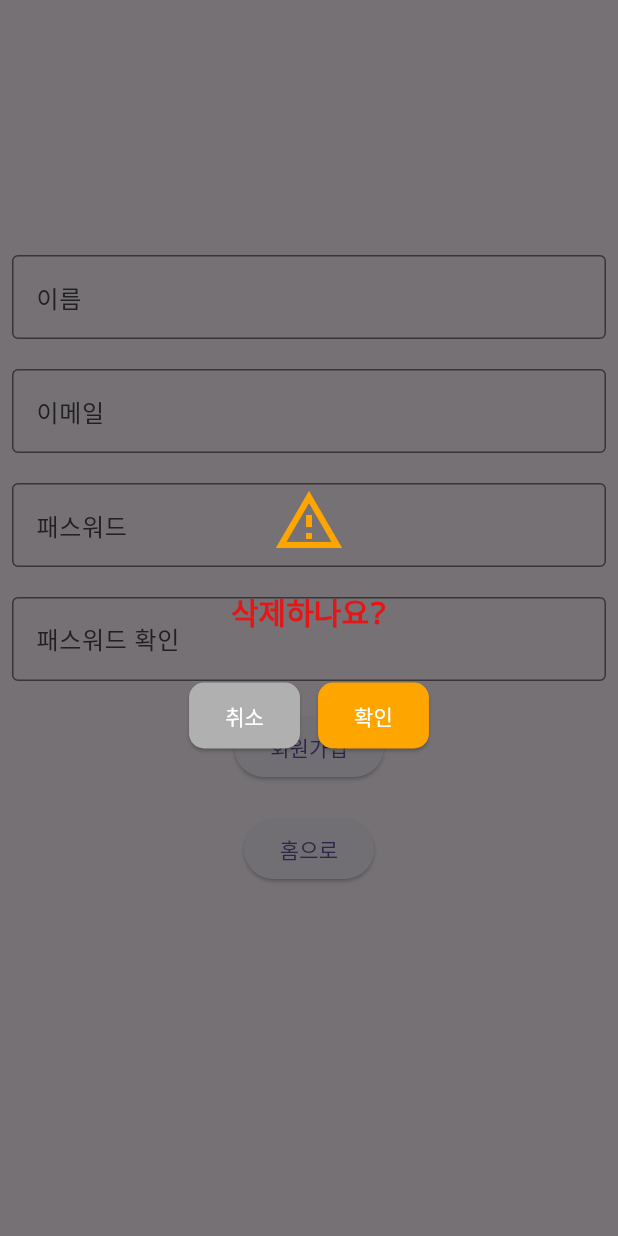
After one commit to Y8282/Brainrot_flutter, a Flutter app: the screen it shows after launch, after a tap on "회원가입", after a tap on "홈으로", on a phone screen of 412 x 824 dp. The commit adds this screen. Run offline on Flutter 3.47's test engine with Material 3 defaults, Android fonts, the phone set to English and light mode, and no system bars; our stand-ins replace dio, flutter_dotenv, flutter_riverpod, flutter_secure_storage, go_router.

Commit message:
'공통위젯,회원가입'

```diff
--- /dev/null
+++ b/devtools_options.yaml
@@ -0,0 +1,3 @@
+description: This file stores settings for Dart & Flutter DevTools.
+documentation: https://docs.flutter.dev/tools/devtools/extensions#configure-extension-enablement-states
+extensions:
--- /dev/null
+++ b/lib/common/color.dart
@@ -0,0 +1,15 @@
+import 'package:flutter/material.dart';
+
+class ColorStyles{
+  // 기본 색상
+  static const Color black = Color(0xFF000000);     // 기본 블랙
+  static const Color white = Color(0xFFFFFFFF);     // 기본 화이트
+  static const Color navy = Color(0xFF001F3F);      // 네이비
+  static const Color blue = Color(0xFF007BFF);      // 블루
+  static const Color gray = Color(0xFFB0B0B0);      // 회색
+  static const Color orange = Color(0xFFFFA500);    // 주황
+  static const Color green = Color(0xFFB3E5FC);     // 연초록
+  static const Color yellow = Color(0xFFFFEB3B);    // 노랑
+  static const Color red = Color(0xFFE62E2E);       // 빨강
+
+}
--- /dev/null
+++ b/lib/common/message.dart
@@ -0,0 +1,169 @@
+import 'package:brainrot_flutter/common/color.dart';
+import 'package:flutter/material.dart';
+
+enum MessagePopupType {
+  information, // 정보용 팝업
+  warning, // 경고용 팝업
+  error, // 에러 알림 팝업
+  question // 사용자 선택이 필요한 질문 팝업
+}
+
+enum MessageBottomButtonType {
+  yes, // 확인 버튼만 있는 팝업
+  yesno // 확인 + 취소 버튼 있는 팝업
+}
+
+class MessageBoxWidget extends StatelessWidget {
+  final String message;
+  final MessagePopupType messagePopupType;
+  final MessageBottomButtonType messageBottomButtonType;
+
+  const MessageBoxWidget({
+    required this.message,
+    required this.messagePopupType,
+    this.messageBottomButtonType = MessageBottomButtonType.yes,
+    super.key,
+  });
+
+  // 배경색
+  Color get backgroundColor {
+    switch (messagePopupType) {
+      case MessagePopupType.information:
+        return ColorStyles.blue;
+      case MessagePopupType.warning:
+        return ColorStyles.yellow;
+      case MessagePopupType.error:
+        return ColorStyles.red;
+      case MessagePopupType.question:
+        return ColorStyles.green;
+    }
+  }
+
+  // 아이콘
+  IconData get icon {
+    switch (messagePopupType) {
+      case MessagePopupType.information:
+        return Icons.info_outline;
+      case MessagePopupType.warning:
+        return Icons.warning_amber_outlined;
+      case MessagePopupType.error:
+        return Icons.error_outline;
+      case MessagePopupType.question:
+        return Icons.help_outline;
+    }
+  }
+
+  // 아이콘 색상
+  Color get iconColor {
+    switch (messagePopupType) {
+      case MessagePopupType.information:
+        return ColorStyles.blue;
+      case MessagePopupType.warning:
+        return ColorStyles.orange;
+      case MessagePopupType.error:
+        return ColorStyles.red;
+      case MessagePopupType.question:
+        return ColorStyles.green;
+    }
+  }
+
+  @override
+  Widget build(BuildContext context) {
+    return Center(
+      child: SizedBox(
+        width: 200,
+        child: Column(
+          mainAxisSize: MainAxisSize.min,
+          children: [
+            Icon(icon, size: 48, color: iconColor),
+            const SizedBox(height: 16),
+            Padding(
+              padding: const EdgeInsets.all(6),
+              child: ConstrainedBox(
+                constraints: BoxConstraints(maxHeight: 150),
+                child: Text(
+                  message,
+                  style:
+                      TextStyle(fontSize: 20, decoration: TextDecoration.none),
+                  textAlign: TextAlign.center,
+                ),
+              ),
+            ),
+            const SizedBox(height: 24),
+            buildButtons(context),
+          ],
+        ),
+      ),
+    );
+  }
+
+  Widget buildButtons(BuildContext context) {
+    final isYesNo = messageBottomButtonType == MessageBottomButtonType.yesno;
+    final isYesOnly = messageBottomButtonType == MessageBottomButtonType.yes;
+
+    final Color confirmColor = iconColor;
+
+    return Row(
+      mainAxisAlignment: MainAxisAlignment.center,
+      children: [
+        if (isYesNo)
+          buildActionButton(
+            context: context,
+            text: '취소',
+            color: ColorStyles.gray,
+            result: false,
+          ),
+        if (isYesNo || isYesOnly) const SizedBox(width: 12),
+        if (isYesNo || isYesOnly)
+          buildActionButton(
+            context: context,
+            text: '확인',
+            color: confirmColor,
+            result: true,
+          ),
+      ],
+    );
+  }
+
+  Widget buildActionButton({
+    required BuildContext context,
+    required String text,
+    required Color color,
+    required bool result,
+  }) {
+    return ElevatedButton(
+      onPressed: () => Navigator.of(context).pop(result),
+      style: ElevatedButton.styleFrom(
+        backgroundColor: color,
+        foregroundColor: Colors.white,
+        padding: const EdgeInsets.symmetric(horizontal: 24, vertical: 12),
+        shape: RoundedRectangleBorder(
+          borderRadius: BorderRadius.circular(10),
+        ),
+      ),
+      child: Text(text),
+    );
+  }
+}
+
+Future<void> openDialog(BuildContext context,
+    {required String message,
+    required VoidCallback onConfirmed,
+    VoidCallback? onCancelled,
+    MessageBottomButtonType? buttonType,
+    MessagePopupType? type}) async {
+  final result = await showDialog<bool>(
+    context: context,
+    builder: (context) => MessageBoxWidget(
+      message: message,
+      messagePopupType: type ?? MessagePopupType.information,
+      messageBottomButtonType: buttonType ?? MessageBottomButtonType.yes,
+    ),
+  );
+
+  if (result == true) {
+    onConfirmed();
+  } else {
+    onCancelled?.call();
+  }
+}
--- a/lib/login/model/login_view_model.dart
+++ b/lib/login/model/login_view_model.dart
@@ -1,10 +1,8 @@
 import 'package:brainrot_flutter/providers/auth_provider.dart';
 import 'package:brainrot_flutter/services/auth_services.dart';
-import 'package:brainrot_flutter/widget/navistate.dart';
 import 'package:flutter/material.dart';
 import 'package:flutter_riverpod/flutter_riverpod.dart';
 import 'package:go_router/go_router.dart';
-import 'package:uuid/uuid.dart';
 
 class LoginViewState {
   final bool isLoading;
@@ -27,7 +25,7 @@ class LoginViewState {
 }
 
 final loginViewModelProvider =
-    StateNotifierProvider<LoginViewModel, LoginViewState>((ref) {
+    StateNotifierProvider.autoDispose<LoginViewModel, LoginViewState>((ref) {
   return LoginViewModel(ref);
 });
 
@@ -51,6 +49,12 @@ class LoginViewModel extends StateNotifier<LoginViewState> {
 
   void initialize() {
     state = const LoginViewState(isLoading: false, errorMessage: null);
+    loginUsername.text = '';
+    loginPassword.text = '';
+    SignupName.text = '';
+    SignupEmail.text = '';
+    SignupPassword.text = '';
+    SignupCheckpassword.text = '';
   }
 
   // 로그인 요청
@@ -205,4 +209,16 @@ class LoginViewModel extends StateNotifier<LoginViewState> {
         );
     }
   }
+
+  // Dispose
+  @override
+  void dispose() {
+    super.dispose();
+    loginUsername.dispose();
+    loginPassword.dispose();
+    SignupName.dispose();
+    SignupEmail.dispose();
+    SignupPassword.dispose();
+    SignupCheckpassword.dispose();
+  }
 }
--- a/lib/login/views/loginView.dart
+++ b/lib/login/views/loginView.dart
@@ -8,6 +8,10 @@ class Loginview extends ConsumerWidget {
 
   @override
   Widget build(BuildContext context, WidgetRef ref) {
+    final viewModel = ref.watch(loginViewModelProvider.notifier);
+    WidgetsBinding.instance.addPostFrameCallback((_) {
+      viewModel.initialize();
+    });
     final loginState = ref.watch(loginViewModelProvider);
     final vm = ref.watch(loginViewModelProvider.notifier);
     return Scaffold(
@@ -62,8 +66,12 @@ class Loginview extends ConsumerWidget {
                       width: 10,
                     ),
                     GestureDetector(
-                      onTap: () => print("hi"),
-                      child: Text("비밀번호 / 아이디 찾기"),
+                      onTap: () => context.go('/findId'),
+                      child: Text("아이디 찾기"),
+                    ),
+                    GestureDetector(
+                      onTap: () => context.go('/findPassword'),
+                      child: Text("비밀번호 찾기"),
                     )
                   ],
                 ),
--- a/lib/login/views/signupView.dart
+++ b/lib/login/views/signupView.dart
@@ -1,13 +1,18 @@
+import 'package:brainrot_flutter/common/message.dart';
 import 'package:brainrot_flutter/login/model/login_view_model.dart';
 import 'package:flutter/material.dart';
 import 'package:flutter_riverpod/flutter_riverpod.dart';
-import 'package:flutter_riverpod/flutter_riverpod.dart';
+import 'package:go_router/go_router.dart';
 
 class Signupview extends ConsumerWidget {
   const Signupview({super.key});
 
   @override
   Widget build(BuildContext context, WidgetRef ref) {
+    final viewModel = ref.watch(loginViewModelProvider.notifier);
+    WidgetsBinding.instance.addPostFrameCallback((_) {
+      viewModel.initialize();
+    });
     final vm = ref.watch(loginViewModelProvider.notifier);
     return Scaffold(
       body: Center(
@@ -55,7 +60,23 @@ class Signupview extends ConsumerWidget {
                   onPressed: () {
                     vm.signup(context);
                   },
-                  child: Text("회원가입"))
+                  child: Text("회원가입")),
+              SizedBox(
+                height: 20,
+              ),
+              ElevatedButton(
+                  onPressed: () {
+                    openDialog(
+                      context,
+                      message: "삭제하나요?",
+                      buttonType: MessageBottomButtonType.yesno,
+                      type: MessagePopupType.warning,
+                      onConfirmed: () {
+                        context.go('/login');
+                      },
+                    );
+                  },
+                  child: Text("홈으로")),
             ],
           ),
         ),
--- a/lib/providers/auth_provider.dart
+++ b/lib/providers/auth_provider.dart
@@ -28,10 +28,8 @@ class AuthProvider extends StateNotifier<String?> {
 
   Future<void> saveToken(String token) async {
     try {
-      print('Saving token: $token');
       await _storage.write(key: _key, value: token);
       state = token;
-      print('Token saved, state updated: $state');
     } catch (e) {
       print('Error saving token: $e');
     }
--- a/lib/routes/router.dart
+++ b/lib/routes/router.dart
@@ -1,11 +1,11 @@
 import 'package:brainrot_flutter/login/views/signupView.dart';
+import 'package:brainrot_flutter/providers/auth_provider.dart';
 import 'package:brainrot_flutter/services/auth_services.dart';
 import 'package:flutter/material.dart';
 import 'package:flutter_riverpod/flutter_riverpod.dart';
 import 'package:go_router/go_router.dart';
 import 'package:brainrot_flutter/login/views/loginView.dart';
 import 'package:brainrot_flutter/login/views/homeView.dart';
-import 'package:brainrot_flutter/login/views/settingView.dart';
 
 final routerProvider = Provider<GoRouter>((ref) {
   return GoRouter(
@@ -13,10 +13,11 @@ final routerProvider = Provider<GoRouter>((ref) {
     redirect: (BuildContext context, GoRouterState state) async {
       final isAuthenticated =
           await ref.read(authServiceProvider).isAuthenticated();
-      final loggingIn = state.uri.toString() == '/login';
-
-      if (!isAuthenticated && !loggingIn) return '/login';
-      if (isAuthenticated && loggingIn) return '/home';
+      final loggingIn = state.uri.toString();
+      final publicRoutes = ['/login', '/signup', '/findPassword', '/findId'];
+      if (!isAuthenticated && !publicRoutes.contains(loggingIn))
+        return '/login';
+      if (isAuthenticated && publicRoutes.contains(loggingIn)) return '/home';
       return null;
     },
     routes: [
@@ -33,8 +34,12 @@ final routerProvider = Provider<GoRouter>((ref) {
         builder: (context, state) => Homeview(),
       ),
       GoRoute(
-        path: '/settings',
-        builder: (context, state) => Settingview(),
+        path: '/findPassword',
+        builder: (context, state) => Homeview(),
+      ),
+      GoRoute(
+        path: '/findId',
+        builder: (context, state) => Homeview(),
       ),
     ],
   );
--- a/lib/services/auth_services.dart
+++ b/lib/services/auth_services.dart
@@ -2,12 +2,13 @@ import 'package:brainrot_flutter/providers/auth_provider.dart';
 import 'package:brainrot_flutter/services/http_json_service.dart';
 import 'package:flutter/material.dart';
 import 'package:flutter_riverpod/flutter_riverpod.dart';
+import 'package:go_router/go_router.dart';
 
 final authServiceProvider = Provider<AuthService>((ref) {
   return AuthService(ref);
 });
 
-class AuthService {
+class AuthService extends ChangeNotifier {
   final Ref _ref;
 
   AuthService(this._ref);
@@ -65,8 +66,9 @@ class AuthService {
     }
   }
 
-  Future<void> logout() async {
+  Future<void> logout(BuildContext context) async {
     await _ref.read(authTokenProvider.notifier).clearToken();
+    context.go('/login');
   }
 
   Future<bool> isAuthenticated() async {
```
Also changed, not shown: lib/common/Dialog.dart (added, +160 -0 lines), lib/login/model/signup_view_model.dart (deleted, +0 -21 lines), lib/login/views/homeView.dart (+17 -4 lines), lib/login/views/settingView.dart (deleted, +0 -14 lines), 1 other file.
